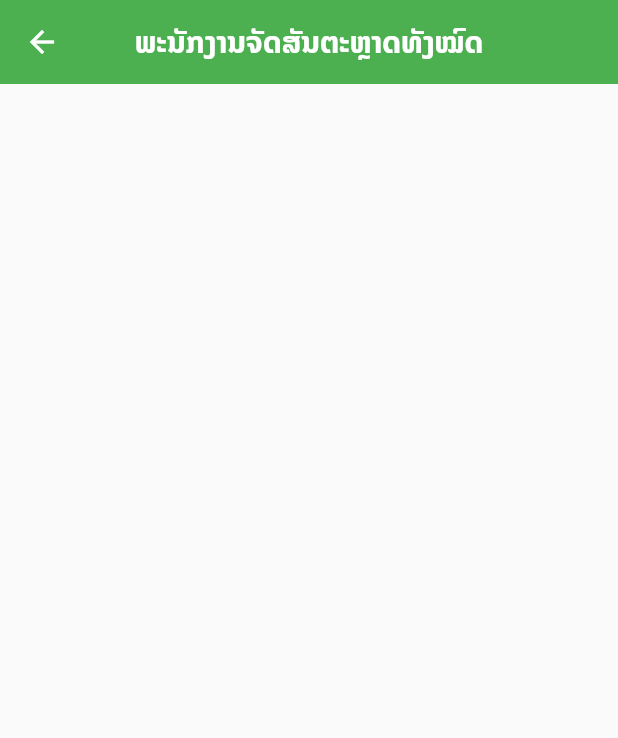
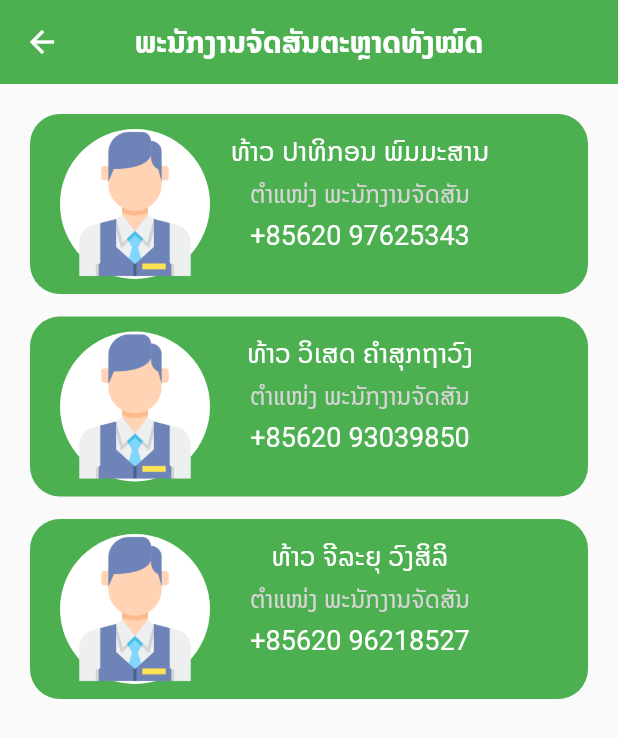
Before and after one commit to Pathikon/SSC_Market, a Flutter app: the staffall screen opened directly, on a phone screen of 412 x 824 dp. Shown: the top 738 px of the screen. Run offline on Flutter 3.47's test engine with Material 2 defaults, Android fonts, the light colour scheme and no system bars; our stand-ins replace flutter_svg, form_field_validator, page_transition.

Commit message:
new03_06_2022

```diff
--- a/lib/NoUser/Homepage/Staff.dart
+++ b/lib/NoUser/Homepage/Staff.dart
@@ -21,6 +21,102 @@ class _staffallState extends State<staffall> {
         ),
         centerTitle: true,
       ),
+      body: SingleChildScrollView(
+        padding: EdgeInsets.all(20),
+        child: Column(
+          children: [
+            stewards(
+              pic: "assets/icons/steward.png",
+              name: "ທ້າວ ປາທິກອນ ພົມມະສານ",
+              position: "ຕຳແໜ່ງ ພະນັກງານຈັດສັນ",
+              tel: "+85620 97625343",
+            ),
+            SizedBox(
+              height: 15,
+            ),
+            stewards(
+              pic: "assets/icons/steward.png",
+              name: "ທ້າວ ວິເສດ ຄຳສຸກຖາວົງ",
+              position: "ຕຳແໜ່ງ ພະນັກງານຈັດສັນ",
+              tel: "+85620 93039850",
+            ),
+            SizedBox(
+              height: 15,
+            ),
+            stewards(
+              pic: "assets/icons/steward.png",
+              name: "ທ້າວ ຈີລະຍຸ ວົງສິລິ",
+              position: "ຕຳແໜ່ງ ພະນັກງານຈັດສັນ",
+              tel: "+85620 96218527",
+            ),
+          ],
+        ),
+      ),
     );
   }
 }
+
+class stewards extends StatelessWidget {
+  final pic;
+  final String name;
+  final String position;
+  final String tel;
+  const stewards({
+    Key? key,
+    this.pic,
+    required this.name,
+    required this.position,
+    required this.tel,
+  }) : super(key: key);
+
+  @override
+  Widget build(BuildContext context) {
+    return Container(
+      height: 120,
+      decoration: BoxDecoration(
+          borderRadius: BorderRadius.circular(20), color: Colors.green),
+      child: Row(
+        children: [
+          Padding(padding: EdgeInsets.all(10)),
+          Container(
+            width: 100,
+            height: 100,
+            decoration: BoxDecoration(
+                borderRadius: BorderRadius.circular(50), color: Colors.white),
+            child: Image.asset(
+              pic,
+            ),
+          ),
+          Container(
+            height: 100,
+            width: 200,
+            child: Column(
+              children: [
+                SizedBox(
+                  child: Text(
+                    name,
+                    style: TextStyle(color: Colors.white, fontSize: 18),
+                  ),
+                ),
+                SizedBox(
+                  child: Text(
+                    position,
+                    style: TextStyle(
+                        color: Color.fromARGB(255, 212, 212, 212),
+                        fontSize: 16),
+                  ),
+                ),
+                SizedBox(
+                  child: Text(
+                    tel,
+                    style: TextStyle(color: Colors.white, fontSize: 18),
+                  ),
+                ),
+              ],
+            ),
+          )
+        ],
+      ),
+    );
+  }
+}
```
Also changed, not shown: lib/NoUser/Homeother/Condition.dart (added, +26 -0 lines), lib/NoUser/Homeother/Settings.dart (added, +166 -0 lines), lib/NoUser/Homeother/aboutAppAndcreator.dart (added, +26 -0 lines), lib/NoUser/Other.dart (+24 -4 lines), assets/icons/laos.png (added), lib/HaveUser/BkingAndHire.dart (renamed from lib/NoUser/BkingAndHire.dart).
